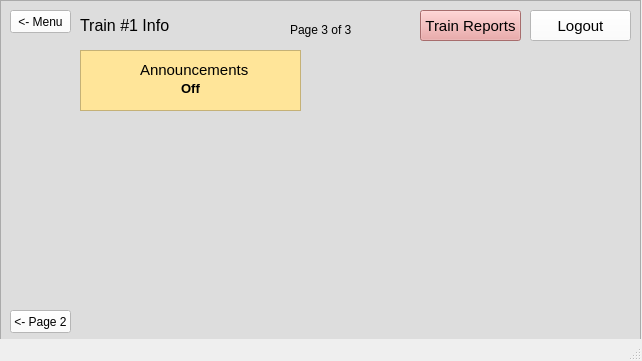
Above: src/UI/TrainModel/Train_Info_Page3.ui from aet37/ECE1140-Project before the change. Below: the same form after it.
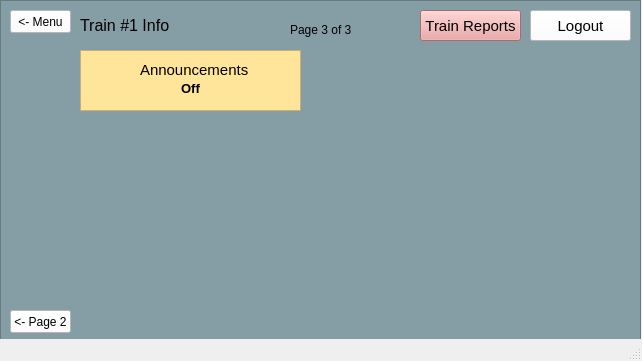
That is the form after the change.

Patch:
```diff
--- a/src/UI/TrainModel/Train_Info_Page3.ui
+++ b/src/UI/TrainModel/Train_Info_Page3.ui
@@ -69,7 +69,7 @@
      </rect>
     </property>
     <property name="styleSheet">
-     <string notr="true">background-color: rgb(221, 221, 221);
+     <string notr="true">background-color: rgb(133, 158, 166);
 border-color: rgb(0, 0, 0);</string>
     </property>
     <property name="frameShape">
```
